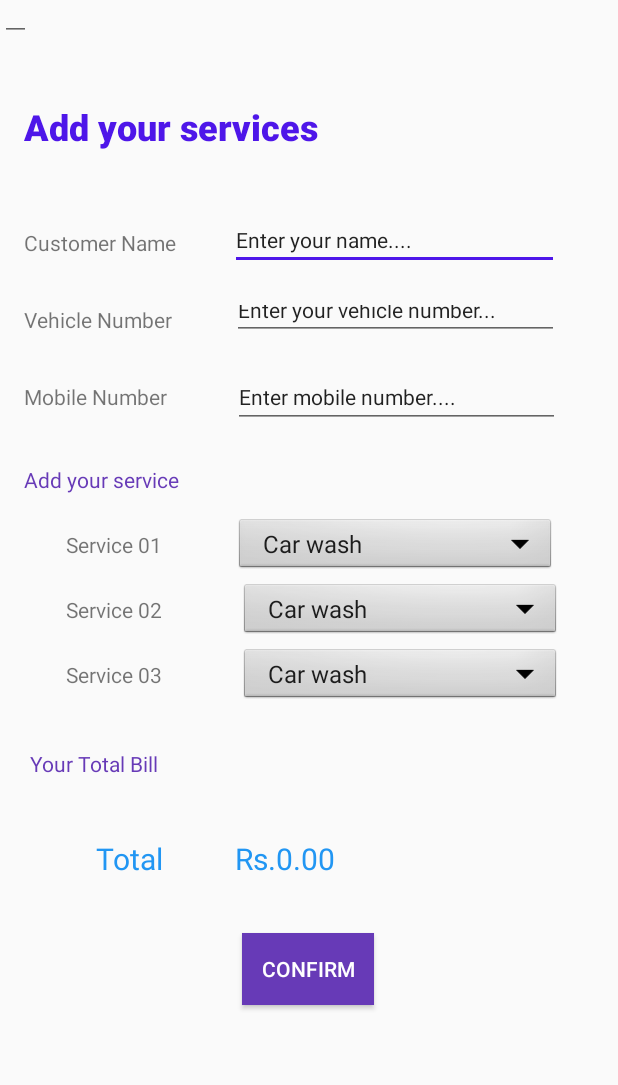
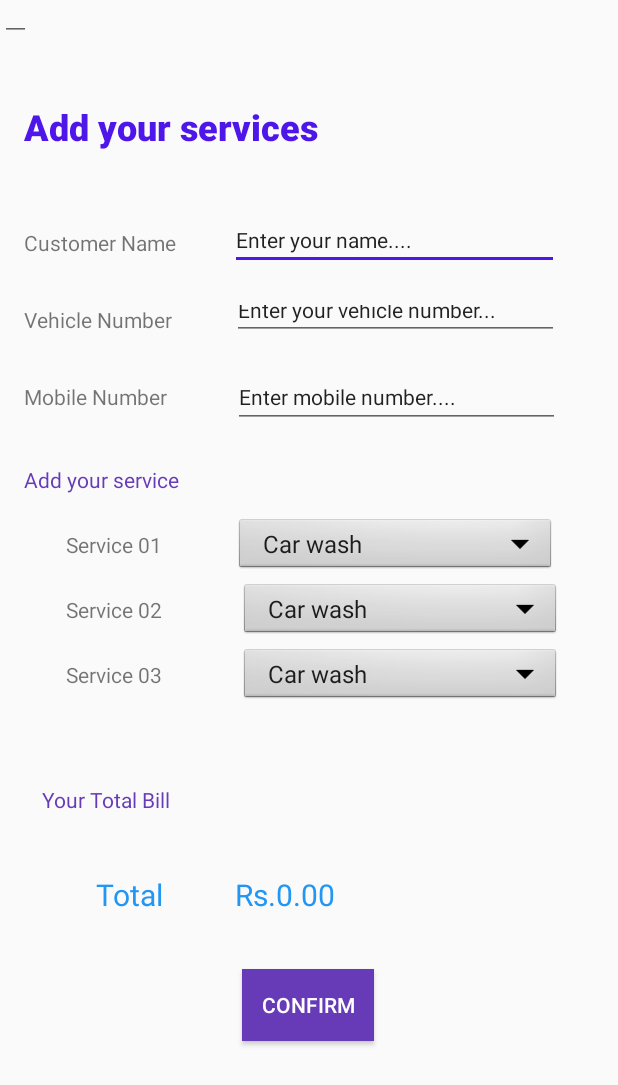
Before and after one commit to The-Alpha-x/MAD-vehicle-station-app, an Android app: the layout activity_main.xml on its own in the app's theme, with its tools: preview values and no code run, on a phone screen of 412 x 824 dp. Shown: the top 1085 px of the screen. Run offline under Robolectric (Android 15) with nearby library versions, the phone set to English and light mode, and no system bars.

Commit message:
first Commit by Alpha

```diff
--- a/app/src/main/res/layout/activity_main.xml
+++ b/app/src/main/res/layout/activity_main.xml
@@ -154,8 +154,8 @@
         android:id="@+id/textView9"
         android:layout_width="wrap_content"
         android:layout_height="wrap_content"
-        android:layout_marginStart="20dp"
-        android:layout_marginTop="40dp"
+        android:layout_marginStart="28dp"
+        android:layout_marginTop="64dp"
         android:text="@string/total_label"
         android:textColor="#673AB7"
         app:layout_constraintStart_toStartOf="parent"
```
